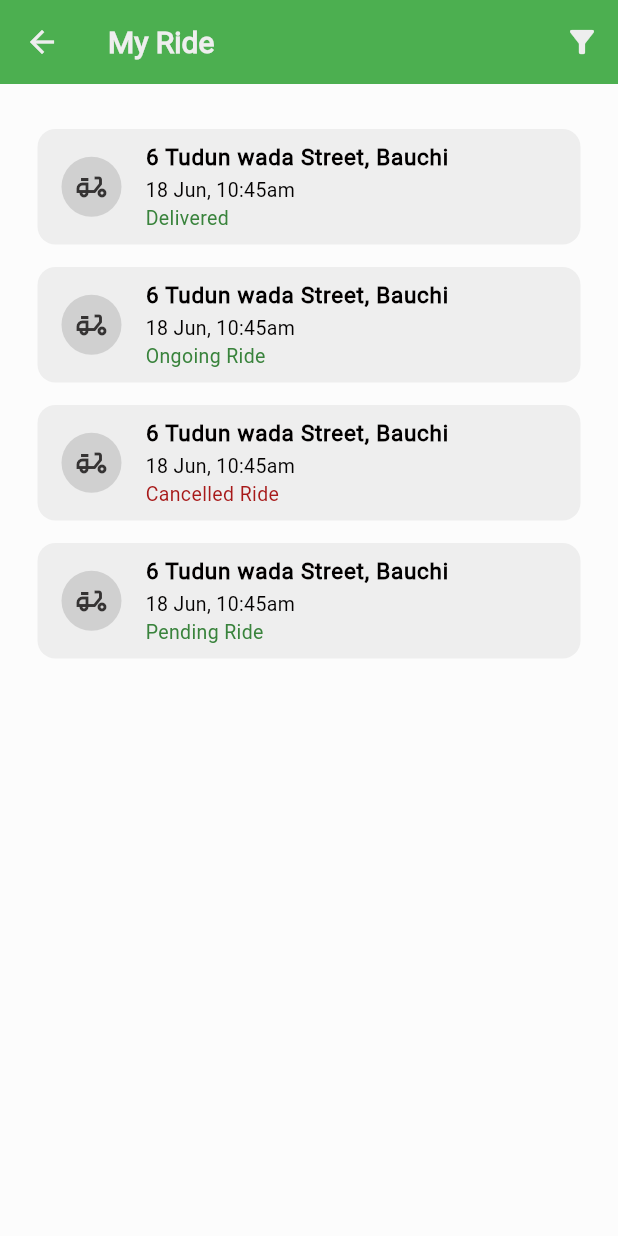
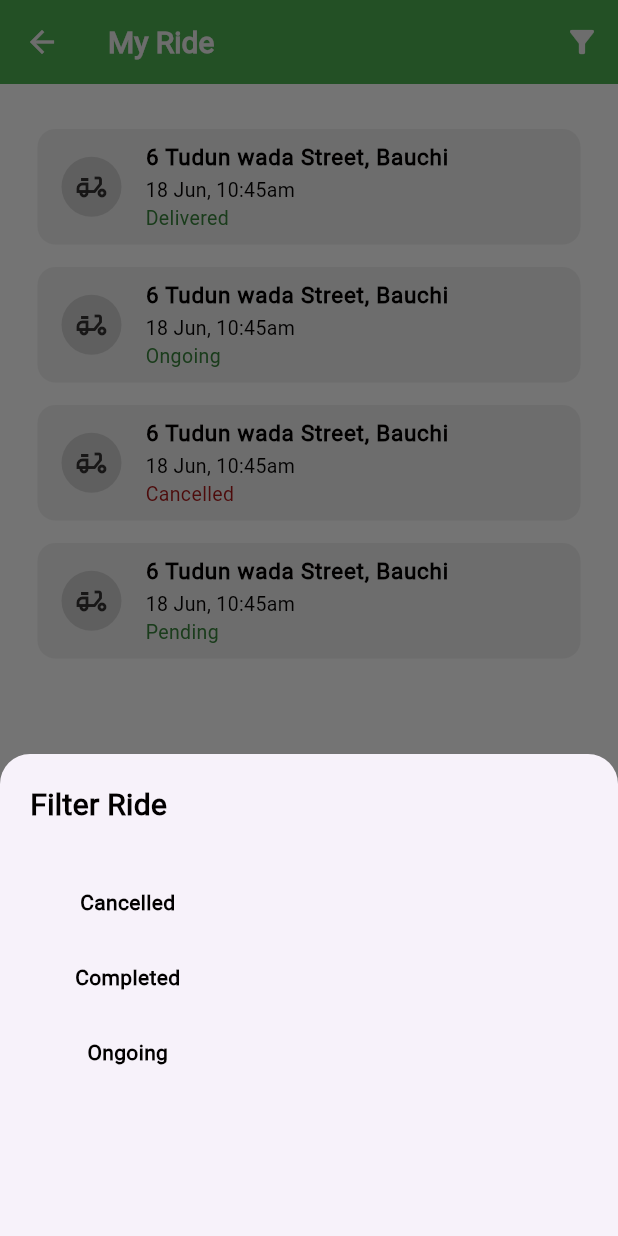
Before and after one commit to vastoutlet/apex_logistics, a Flutter app: the MyRide screen opened by its route, after a tap on the "filter alt" icon, on a phone screen of 412 x 824 dp. Run offline on Flutter 3.47's test engine with Material 3 defaults, Android fonts, the light colour scheme and no system bars; our stand-ins replace animated_splash_screen, dotted_line, firebase_core, flutter_slidable, flutter_styled_toast, flutter_svg and 9 more; missing offline and left inert: another_stepper, slide_action, top_modal_sheet; accounts and stored records are empty.

Commit message:
:wastebasket: filter ride status

```diff
--- a/lib/controllers/my_ride_controller.dart
+++ b/lib/controllers/my_ride_controller.dart
@@ -2,12 +2,8 @@ import 'package:apex_logistics/models/my_ride_detail_model.dart';
 import 'package:get/get.dart';
 
 class MyRideController extends GetxController {
-  List<String> deliveryMessage = [
-    "Delivered",
-    "Ongoing Ride",
-    "Cancelled Ride",
-    "Pending Ride"
-  ];
+  var deliveryMessage =
+      <String>["Delivered", "Ongoing", "Cancelled", "Pending"].obs;
 
   MyRideDetailModel myRideDetailModel = MyRideDetailModel(
     id: "70382344444",
--- a/lib/views/home/users/my_ride.dart
+++ b/lib/views/home/users/my_ride.dart
@@ -1,9 +1,9 @@
 import 'package:apex_logistics/components/defaultAppBar.dart';
 import 'package:apex_logistics/components/defaultRideCards.dart';
+import 'package:apex_logistics/components/defaultText.dart';
 import 'package:apex_logistics/controllers/my_ride_controller.dart';
 import 'package:apex_logistics/utils/constant.dart';
 import 'package:flutter/material.dart';
-import 'package:flutter/widgets.dart';
 import 'package:get/get.dart';
 
 class MyRide extends StatelessWidget {
@@ -21,7 +21,76 @@ class MyRide extends StatelessWidget {
       appBar: DefaultAppBar(
         title: "My Ride",
         icon: IconButton(
-          onPressed: () {},
+          onPressed: () {
+            // SizedBox(width: MediaQuery.of(context).size.width, child: );
+            showModalBottomSheet(
+                context: context,
+                isScrollControlled: true,
+                shape: const RoundedRectangleBorder(
+                    borderRadius: BorderRadius.only(
+                        topLeft: Radius.circular(20.0),
+                        topRight: Radius.circular(20.0))),
+                builder: (context) {
+                  return SizedBox(
+                    width: MediaQuery.of(context).size.width,
+                    child: Padding(
+                        padding: EdgeInsets.only(
+                            bottom: MediaQuery.of(context).viewInsets.bottom,
+                            top: 20.0,
+                            left: 20.0),
+                        child: Column(
+                            mainAxisAlignment: MainAxisAlignment.start,
+                            crossAxisAlignment: CrossAxisAlignment.start,
+                            mainAxisSize: MainAxisSize.min,
+                            children: [
+                              const DefaultText(
+                                  text: "Filter Ride",
+                                  weight: FontWeight.bold,
+                                  size: 20.0),
+                              const SizedBox(height: 40.0),
+                              Padding(
+                                padding: const EdgeInsets.symmetric(
+                                    horizontal: 30.0),
+                                child: Column(
+                                  children: [
+                                    GestureDetector(
+                                        onTap: () {
+                                          controller.deliveryMessage.clear();
+                                          controller.deliveryMessage
+                                              .add("Cancelled");
+                                          Get.close(1);
+                                        },
+                                        child: const DefaultText(
+                                            text: "Cancelled",
+                                            weight: FontWeight.bold)),
+                                    const SizedBox(height: 30.0),
+                                    GestureDetector(
+                                        onTap: () {
+                                          controller.deliveryMessage.clear();
+                                          controller.deliveryMessage
+                                              .add("Completed");
+                                          Get.close(1);
+                                        },
+                                        child: const DefaultText(
+                                            text: "Completed",
+                                            weight: FontWeight.bold)),
+                                    const SizedBox(height: 30.0),
+                                    GestureDetector(
+                                        onTap: () {},
+                                        child: const DefaultText(
+                                            text: "Ongoing",
+                                            weight: FontWeight.bold)),
+                                    const SizedBox(height: 30.0),
+                                  ],
+                                ),
+                              ),
+                              SizedBox(
+                                  height:
+                                      MediaQuery.of(context).size.height / 10),
+                            ])),
+                  );
+                });
+          },
           icon: const Icon(
             Icons.filter_alt,
             color: Constants.whiteNormal,
@@ -38,7 +107,7 @@ class MyRide extends StatelessWidget {
             ),
             child: Column(
               children: [
-                ListView.builder(
+                Obx(() => ListView.builder(
                       shrinkWrap: true,
                       scrollDirection: Axis.vertical,
                       physics: const NeverScrollableScrollPhysics(),
@@ -47,8 +116,7 @@ class MyRide extends StatelessWidget {
                         address: controller.myRideDetailModel.address,
                         timePrice: controller.myRideDetailModel.timePrice,
                         deliveryMessage: controller.deliveryMessage[index],
-                    status:
-                        controller.deliveryMessage[index] == "Cancelled Ride"
+                        status: controller.deliveryMessage[index] == "Cancelled"
                             ? false
                             : true,
                         onTap: () => Get.toNamed("/myRideDetail", arguments: {
@@ -59,7 +127,7 @@ class MyRide extends StatelessWidget {
                           'status': controller.myRideDetailModel.status,
                         }),
                       ),
-                ),
+                    )),
               ],
             ),
           ),
```
Lines whose indentation alone changed are shown as unchanged.
